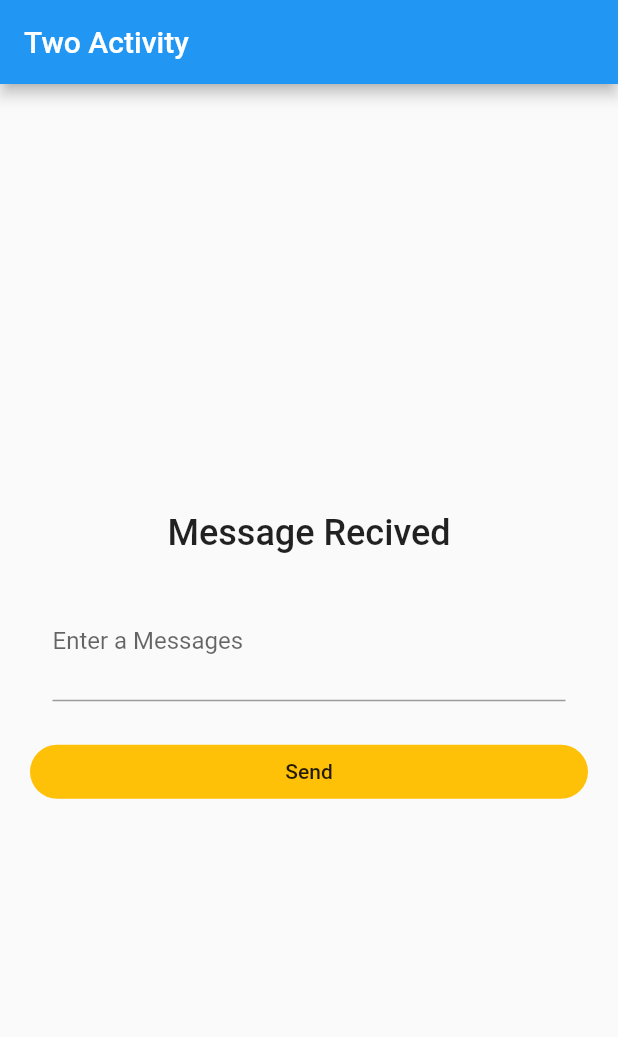
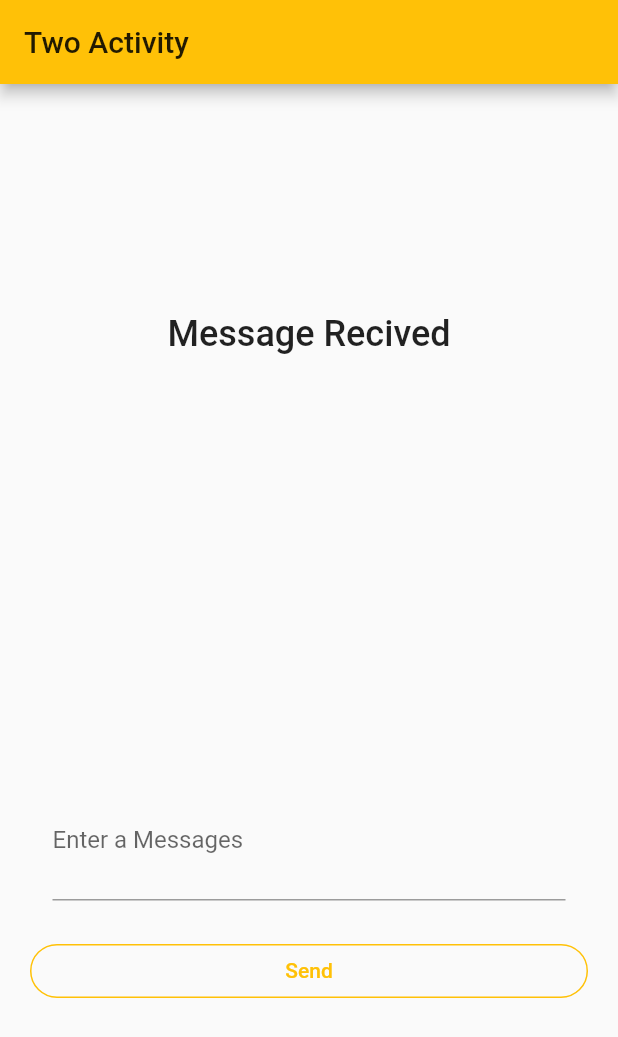
Before and after one commit to krismonsemanas/TwoActivity_18, a Flutter app: the screen it shows after launch, after a tap on "Send", on a phone screen of 412 x 824 dp. Shown: the top 1037 px of the screen. Run offline on Flutter 3.47's test engine with Material 2 defaults, Android fonts, the phone set to English and light mode, and no system bars.

Commit message:
Update button, dan space column

```diff
--- a/lib/main.dart
+++ b/lib/main.dart
@@ -18,7 +18,7 @@ class MyApp extends StatelessWidget {
         // or simply save your changes to "hot reload" in a Flutter IDE).
         // Notice that the counter didn't reset back to zero; the application
         // is not restarted.
-        primarySwatch: Colors.blue,
+        primarySwatch: Colors.amber,
       ),
       home: MyHomePage(title: 'Two Activity'),
     );
@@ -49,6 +49,7 @@ class _MyHomePageState extends State<MyHomePage> {
   _onPressed(){
      setState(() {
       _showText = _textInputController.text;
+      _textInputController.text="";
     });
   }
   @override
@@ -62,10 +63,19 @@ class _MyHomePageState extends State<MyHomePage> {
         // Center is a layout widget. It takes a single child and positions it
         // in the middle of the parent.
         child: Column(
-          mainAxisAlignment: MainAxisAlignment.center,
+          mainAxisAlignment: MainAxisAlignment.spaceAround,
           children: <Widget>[
-            Text('Message Recived', style: TextStyle(fontSize: 24.0,fontWeight: FontWeight.w500),),
-            Text('$_showText', style: TextStyle(fontSize: 18.0,fontWeight: FontWeight.w400),),
+            Column(
+              mainAxisAlignment: MainAxisAlignment.start,
+              children: <Widget>[
+                Text('Message Recived', style: TextStyle(fontSize: 24.0,fontWeight: FontWeight.w500),),
+                Text('$_showText', style: TextStyle(fontSize: 18.0,fontWeight: FontWeight.w400),),
+              ],
+            ),
+            Column(
+              mainAxisAlignment: MainAxisAlignment.end,
+              children: <Widget>[
+
             Padding(
                 padding: const EdgeInsets.all(15.0),
                 child: TextField(
@@ -77,18 +87,19 @@ class _MyHomePageState extends State<MyHomePage> {
               ),
               Padding(
                     padding: const EdgeInsets.only(top: 8.0),
-                    child: RaisedButton(
+                    child: OutlineButton(
                       onPressed: _onPressed,
-                      color: Colors.amber,
+                      borderSide: BorderSide(color: Colors.amber),
                       child: Row(
                         mainAxisAlignment: MainAxisAlignment.center,
                         children: <Widget>[
-                        Text('Send'),
+                        Text('Send', style: TextStyle(color:Colors.amber),),
                       ],),
                       shape: RoundedRectangleBorder(borderRadius: BorderRadius.circular(20.0)),
-                      elevation: 0.0,
                     ),
                   )
+              ],
+            )
           ],
         ),
       ),
```
